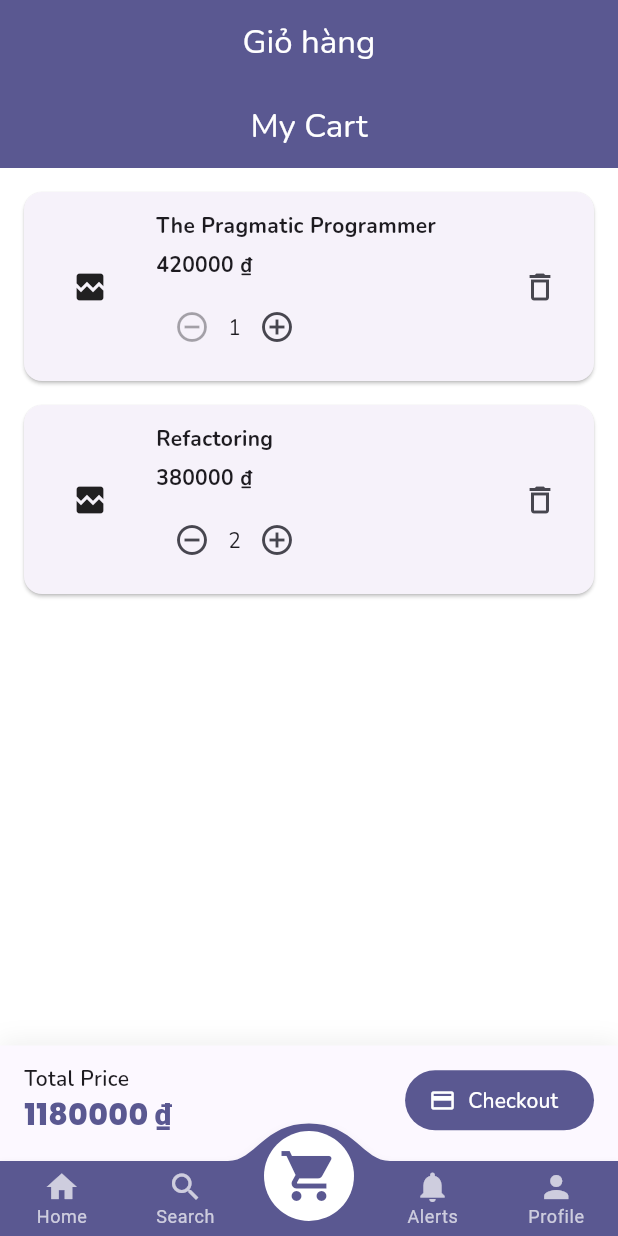
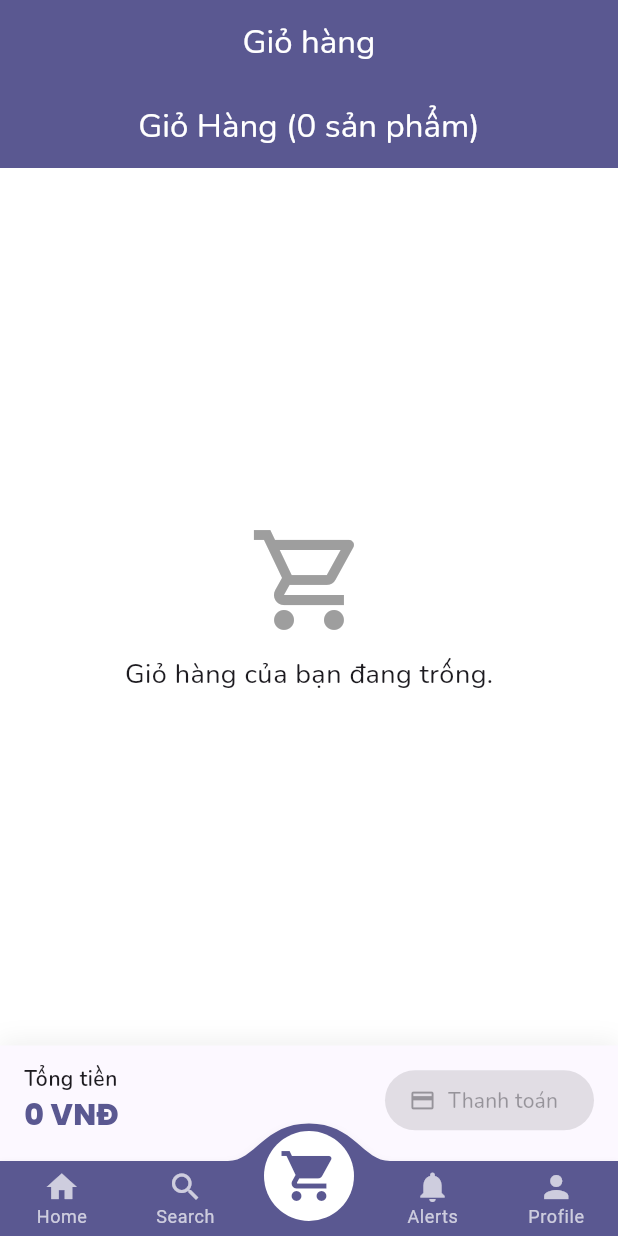
Before and after one commit to HoaiQuy1608/Ung_dung_ban_sach, a Flutter app: the screen it shows after launch, item 3 of the bottom bar chosen, on a phone screen of 412 x 824 dp. Run offline on Flutter 3.47's test engine with Material 3 defaults, Android fonts, the phone set to English and light mode, and no system bars; drawn by our look-alikes of convex_bottom_bar; our stand-ins replace cached_network_image, flutter_easyloading, google_fonts, image_picker, toastification; accounts and stored records are empty; network calls fail.

Commit message:
them chuc nang thanh toan co ban bang auth provider

```diff
--- a/lib/main.dart
+++ b/lib/main.dart
@@ -5,6 +5,7 @@ import 'package:provider/provider.dart';
 import 'package:google_fonts/google_fonts.dart';
 import 'package:flutter_easyloading/flutter_easyloading.dart';
 
+import 'package:ungdungbansach/providers/cart_provider.dart';
 import 'package:ungdungbansach/providers/auth_provider.dart';
 import 'package:ungdungbansach/providers/book_service.dart';
 import 'package:ungdungbansach/screen/home_screen.dart';
@@ -23,15 +24,14 @@ class MyApp extends StatelessWidget {
       providers: [
         ChangeNotifierProvider(create: (context) => AuthProvider()),
         ChangeNotifierProvider(create: (context) => BookService()),
+        ChangeNotifierProvider(create: (context) => CartProvider()),
       ],
       child: MaterialApp(
         title: 'Bookify',
         debugShowCheckedModeBanner: false,
-        // SỬA ĐỔI: Chỉ gọi theme sáng
         theme: _buildTheme(Brightness.light),
+        builder: EasyLoading.init(),
 
-        // darkTheme và themeMode đã được loại bỏ/bỏ qua
-        builder: EasyLoading.init(),
         home: const HomeScreen(),
       ),
     );
--- /dev/null
+++ b/lib/models/cart_model.dart
@@ -0,0 +1,8 @@
+import 'book_model.dart';
+
+class CartItem {
+  final Book book;
+  int quantity;
+
+  CartItem({required this.book, this.quantity = 1});
+}
--- /dev/null
+++ b/lib/providers/cart_provider.dart
@@ -0,0 +1,67 @@
+import 'package:flutter/material.dart';
+import 'package:intl/intl.dart';
+import '../models/cart_model.dart';
+import '../models/book_model.dart';
+
+class CartProvider extends ChangeNotifier {
+  final List<CartItem> _items = [];
+
+  List<CartItem> get items => _items;
+
+  //Tính Tổng tiền
+  double get totalPrice {
+    return _items.fold(
+      0.0,
+      (sum, item) => sum + (item.book.price * item.quantity),
+    );
+  }
+
+  //Hàm thêm vào giỏ hàng
+  void addItem(Book book) {
+    final existingItemIndex = _items.indexWhere(
+      (item) => item.book.id == book.id,
+    );
+
+    if (existingItemIndex >= 0) {
+      _items[existingItemIndex].quantity += 1;
+    } else {
+      _items.add(CartItem(book: book));
+    }
+    notifyListeners();
+  }
+
+  //Hàm đặt hàng (mô phỏng)
+  void placeOrder() {
+    _items.clear();
+    notifyListeners();
+  }
+
+  // Hàm xóa sản phẩm khỏi giỏ
+  void removeItem(String bookId) {
+    _items.removeWhere((item) => item.book.id == bookId);
+    notifyListeners();
+  }
+
+  // Hàm tăng số lượng
+  void increaseQuantity(String bookId) {
+    _items.firstWhere((item) => item.book.id == bookId).quantity += 1;
+    notifyListeners();
+  }
+
+  //Hàm giảm số lượng
+  void decreaseQuantity(String bookId) {
+    final existingItem = _items.firstWhere((item) => item.book.id == bookId);
+    if (existingItem.quantity > 1) {
+      existingItem.quantity -= 1;
+    } else {
+      removeItem(bookId);
+    }
+    notifyListeners();
+  }
+
+  //Định dạng giá tiền (package intl)
+  String formatPrice(double price) {
+    final formatter = NumberFormat('#,### VNĐ', 'vi_VN');
+    return formatter.format(price);
+  }
+}
--- a/lib/screen/cart_screen.dart
+++ b/lib/screen/cart_screen.dart
@@ -1,72 +1,138 @@
 import 'package:flutter/material.dart';
+import 'package:provider/provider.dart';
 import 'package:google_fonts/google_fonts.dart';
 import 'package:ungdungbansach/widgets/cart_item_tile.dart';
-import 'package:ungdungbansach/models/book_model.dart';
+import 'package:ungdungbansach/providers/cart_provider.dart';
+import 'package:ungdungbansach/providers/auth_provider.dart';
 
-class CartScreen extends StatefulWidget {
+class CartScreen extends StatelessWidget {
   const CartScreen({super.key});
 
-  @override
-  State<CartScreen> createState() => _CartScreenState();
+  // Hộp thoại xác nhận đặt hàng
+  Future<bool> _confirmCheckout(BuildContext context, double total) async {
+    // Lấy formatPrice từ provider (để tránh lỗi nếu code ở đây)
+    final cartProvider = Provider.of<CartProvider>(context, listen: false);
+    final String formattedTotal = cartProvider.formatPrice(total);
+
+    return await showDialog<bool>(
+          context: context,
+          builder: (context) => AlertDialog(
+            title: const Text('Xác nhận Đặt hàng'),
+            content: Text(
+              'Bạn có chắc chắn muốn đặt đơn hàng trị giá $formattedTotal không?',
+            ),
+            actions: [
+              TextButton(
+                onPressed: () => Navigator.of(context).pop(false),
+                child: const Text('Hủy'),
+              ),
+              ElevatedButton(
+                onPressed: () => Navigator.of(context).pop(true),
+                style: ElevatedButton.styleFrom(backgroundColor: Colors.orange),
+                child: const Text('Đặt hàng'),
+              ),
+            ],
+          ),
+        ) ??
+        false;
   }
-
-class _CartScreenState extends State<CartScreen> {
-  // Mock cart items
-  final List<_CartLine> _lines = [
-    _CartLine(
-      book: Book(
-        id: 'c1',
-        title: 'The Pragmatic Programmer',
-        author: 'Andrew Hunt',
-        imageUrl:
-            'https://images.unsplash.com/photo-1529156069898-49953e39b3ac?q=80&w=300&h=400&fit=crop',
-        price: 420000,
-        description: 'Journey to mastery.',
-        rating: 4.7,
-      ),
-      qty: 1,
-    ),
-    _CartLine(
-      book: Book(
-        id: 'c2',
-        title: 'Refactoring',
-        author: 'Martin Fowler',
-        imageUrl:
-            'https://images.unsplash.com/photo-1513475382585-d06e58bcb0ea?q=80&w=300&h=400&fit=crop',
-        price: 380000,
-        description: 'Improving the design of existing code.',
-        rating: 4.8,
-      ),
-      qty: 2,
-    ),
-  ];
-
-  double get _total => _lines.fold(0, (sum, l) => sum + l.book.price * l.qty);
 
   @override
   Widget build(BuildContext context) {
+    return Consumer<CartProvider>(
+      builder: (context, cartProvider, child) {
         final colorScheme = Theme.of(context).colorScheme;
+        final cartItems = cartProvider.items;
+        final total = cartProvider.totalPrice;
+
+        // ĐÃ XÓA KHAI BÁO 'formatter' (biến không dùng)
+
+        // Hàm xử lý checkout
+        void handleCheckout() async {
+          if (cartItems.isEmpty) return;
+
+          final authProvider = Provider.of<AuthProvider>(
+            context,
+            listen: false,
+          );
+          if (!authProvider.isAuthenticated) {
+            ScaffoldMessenger.of(context).showSnackBar(
+              const SnackBar(
+                content: Text('Vui lòng đăng nhập để tiến hành thanh toán.'),
+                backgroundColor: Colors.deepPurple,
+              ),
+            );
+            return;
+          }
+
+          final confirmed = await _confirmCheckout(context, total);
+          if (confirmed) {
+            final String formattedTotal = cartProvider.formatPrice(total);
+            cartProvider.placeOrder();
+
+            ScaffoldMessenger.of(context).showSnackBar(
+              SnackBar(
+                content: Text(
+                  'Đơn hàng $formattedTotal đã được đặt thành công!',
+                  style: GoogleFonts.roboto(),
+                ),
+                backgroundColor: Colors.green,
+                duration: const Duration(seconds: 3),
+              ),
+            );
+          }
+        }
+
         return Scaffold(
-      appBar: AppBar(title: const Text('My Cart')),
+          appBar: AppBar(
+            title: Text('Giỏ Hàng (${cartItems.length} sản phẩm)'),
+          ),
           body: Column(
             children: [
+              // 1. Danh sách sản phẩm
               Expanded(
-            child: ListView.separated(
+                child: cartItems.isEmpty
+                    ? Center(
+                        child: Column(
+                          mainAxisAlignment: MainAxisAlignment.center,
+                          children: [
+                            Icon(
+                              Icons.shopping_cart_outlined,
+                              size: 80,
+                              color: Colors.grey,
+                            ),
+                            const SizedBox(height: 10),
+                            Text(
+                              'Giỏ hàng của bạn đang trống.',
+                              style: GoogleFonts.nunito(fontSize: 18),
+                            ),
+                          ],
+                        ),
+                      )
+                    : ListView.separated(
                         padding: const EdgeInsets.all(12),
-              itemCount: _lines.length,
+                        itemCount: cartItems.length,
                         separatorBuilder: (_, __) => const SizedBox(height: 8),
                         itemBuilder: (context, index) {
-                final line = _lines[index];
+                          final line = cartItems[index];
                           return CartItemTile(
                             book: line.book,
-                  quantity: line.qty,
-                  onQuantityChanged: (q) =>
-                      setState(() => _lines[index] = line.copyWith(qty: q)),
-                  onDelete: () => setState(() => _lines.removeAt(index)),
+                            quantity: line.quantity,
+                            onQuantityChanged: (q) {
+                              if (q > line.quantity) {
+                                cartProvider.increaseQuantity(line.book.id);
+                              } else if (q < line.quantity) {
+                                cartProvider.decreaseQuantity(line.book.id);
+                              }
+                            },
+                            onDelete: () =>
+                                cartProvider.removeItem(line.book.id),
                           );
                         },
                       ),
               ),
+
+              // 2. Khu vực Tổng tiền và Thanh toán
               Container(
                 padding: const EdgeInsets.fromLTRB(16, 12, 16, 16),
                 decoration: BoxDecoration(
@@ -86,11 +152,14 @@ class _CartScreenState extends State<CartScreen> {
                         crossAxisAlignment: CrossAxisAlignment.start,
                         children: [
                           Text(
-                        'Total Price',
-                        style: GoogleFonts.nunito(fontWeight: FontWeight.w600),
+                            'Tổng tiền',
+                            style: GoogleFonts.nunito(
+                              fontWeight: FontWeight.w600,
+                            ),
                           ),
                           Text(
-                        '${_total.toStringAsFixed(0)} ₫',
+                            // SỬ DỤNG HÀM FORMAT TỪ PROVIDER
+                            cartProvider.formatPrice(total),
                             style: GoogleFonts.poppins(
                               fontSize: 20,
                               fontWeight: FontWeight.w800,
@@ -101,9 +170,9 @@ class _CartScreenState extends State<CartScreen> {
                       ),
                     ),
                     FilledButton.icon(
-                  onPressed: _lines.isEmpty ? null : () {},
+                      onPressed: cartItems.isEmpty ? null : handleCheckout,
                       icon: const Icon(Icons.payment),
-                  label: const Text('Checkout'),
+                      label: const Text('Thanh toán'),
                     ),
                   ],
                 ),
@@ -111,13 +180,7 @@ class _CartScreenState extends State<CartScreen> {
             ],
           ),
         );
+      },
+    );
   }
 }
-
-class _CartLine {
-  final Book book;
-  final int qty;
-  _CartLine({required this.book, required this.qty});
-  _CartLine copyWith({Book? book, int? qty}) =>
-      _CartLine(book: book ?? this.book, qty: qty ?? this.qty);
-}
--- a/lib/screen/home_screen.dart
+++ b/lib/screen/home_screen.dart
@@ -2,7 +2,6 @@ import 'package:flutter/material.dart';
 import 'package:provider/provider.dart';
 import 'package:convex_bottom_bar/convex_bottom_bar.dart';
 
-import '/providers/auth_provider.dart';
 import '/providers/book_service.dart';
 import '/widgets/book_card.dart';
 import 'book_detail_screen.dart';
--- a/pubspec.yaml
+++ b/pubspec.yaml
@@ -25,6 +25,7 @@ dependencies:
   image_picker: ^1.2.0
   font_awesome_flutter: ^10.10.0
   toastification: ^3.0.3
+  intl: ^0.20.2
 dev_dependencies:
   flutter_test:
     sdk: flutter
```
Also changed, not shown: lib/screen/book_detail_screen.dart (+52 -12 lines), pubspec.lock. Lines whose indentation alone changed are shown as unchanged.
